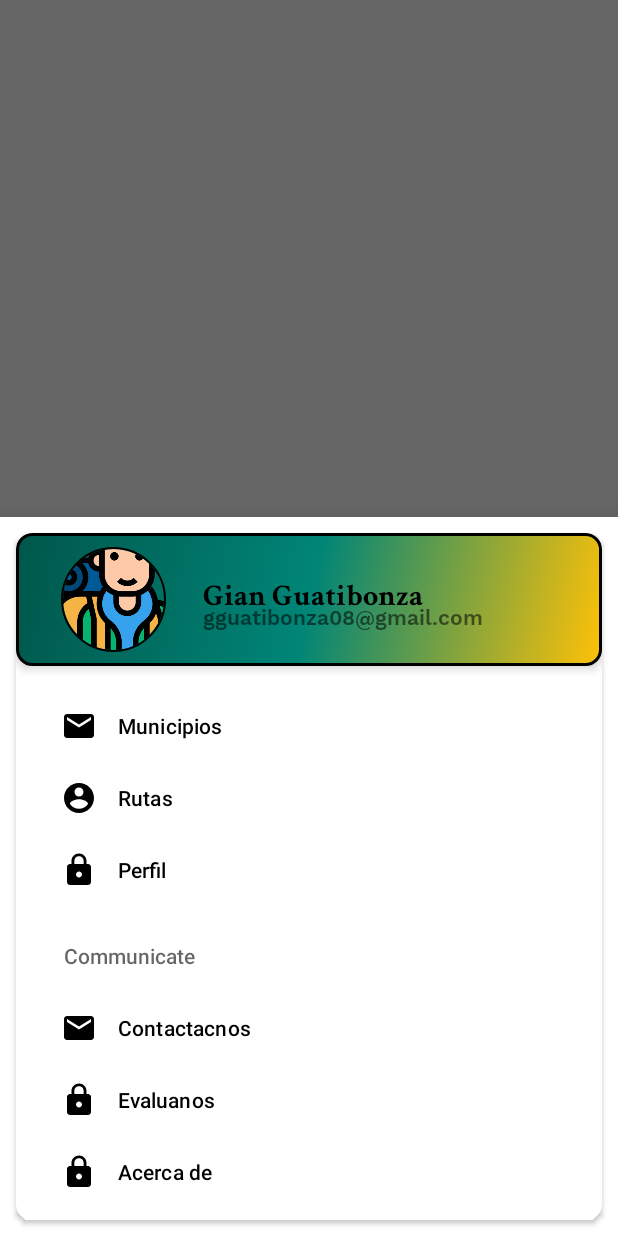
After one commit to gguatibonza08/ProyectoTesis, an Android app: the fragment menuBottomSheet placed in its activity, on a phone screen of 412 x 824 dp. The commit adds this screen. Run offline under Robolectric (Android 15) with nearby library versions, the phone set to English and light mode, and no system bars; our stand-ins replace CircleImageView.

Commit message:
menu desplegable
Se termino la interfaz y la parte logica del menu desplegable

```diff
--- /dev/null
+++ b/app/src/main/java/co/com/gguatibonza/proyectotesis/enviarMenu.java
@@ -0,0 +1,6 @@
+package co.com.gguatibonza.proyectotesis;
+
+public interface enviarMenu {
+
+    public void enviarMenu(int i);
+}
--- /dev/null
+++ b/app/src/main/res/layout/menuBottomSheet.xml
@@ -0,0 +1,92 @@
+<?xml version="1.0" encoding="utf-8"?>
+<LinearLayout xmlns:android="http://schemas.android.com/apk/res/android"
+    xmlns:app="http://schemas.android.com/apk/res-auto"
+    xmlns:tools="http://schemas.android.com/tools"
+    android:layout_width="match_parent"
+    android:layout_height="match_parent"
+    android:clipToPadding="false"
+    android:orientation="vertical"
+    android:padding="5dp"
+    tools:context=".menuBottomSheet">
+
+    <android.support.v7.widget.CardView
+        android:layout_width="match_parent"
+        android:layout_height="match_parent"
+        android:layout_margin="5dp"
+        app:cardCornerRadius="10dp">
+
+
+        <LinearLayout
+            android:layout_width="match_parent"
+            android:layout_height="match_parent"
+            android:orientation="vertical">
+
+            <LinearLayout
+                android:layout_width="match_parent"
+                android:layout_height="wrap_content"
+                android:background="@drawable/degradado"
+                android:elevation="4dp"
+                android:gravity="center"
+                android:orientation="horizontal"
+                android:padding="5dp"
+                android:weightSum="1">
+
+                <de.hdodenhof.circleimageview.CircleImageView
+                    android:layout_width="0dp"
+                    android:layout_height="70dp"
+                    android:layout_margin="4dp"
+                    android:layout_weight=".3"
+                    android:elevation="6dp"
+                    android:src="@drawable/backpacker"
+                    app:civ_border_color="@color/dark"
+                    app:civ_border_overlay="true"
+                    app:civ_border_width="2px"
+                    app:civ_circle_background_color="@color/ligthOpac" />
+
+
+                <RelativeLayout
+                    android:layout_width="0dp"
+                    android:layout_height="match_parent"
+                    android:layout_weight=".7"
+                    android:gravity="center">
+
+                    <TextView
+                        android:id="@+id/nombreUsurioBottom"
+                        android:layout_width="match_parent"
+                        android:layout_height="wrap_content"
+                        android:fontFamily="@font/crimsontextbold"
+                        android:text="Gian Guatibonza"
+                        android:textColor="@color/dark"
+                        android:textSize="20sp" />
+
+                    <TextView
+                        android:id="@+id/correoUsurioBottom"
+                        android:layout_width="match_parent"
+                        android:layout_height="wrap_content"
+                        android:layout_alignBottom="@id/nombreUsurioBottom"
+                        android:layout_marginBottom="-4dp"
+                        android:fontFamily="@font/worksanssemibold"
+                        android:text="gguatibonza08@gmail.com" />
+
+
+                </RelativeLayout>
+
+            </LinearLayout>
+
+            <android.support.design.widget.NavigationView
+                android:id="@+id/navigation"
+                android:layout_width="match_parent"
+                android:layout_height="wrap_content"
+                android:layout_gravity="bottom"
+                android:layout_marginStart="8dp"
+                android:layout_marginTop="8dp"
+                android:layout_marginEnd="8dp"
+                app:layout_constraintEnd_toEndOf="parent"
+                app:layout_constraintStart_toStartOf="parent"
+                app:layout_constraintTop_toTopOf="parent"
+                app:menu="@menu/othermenu" />
+        </LinearLayout>
+
+    </android.support.v7.widget.CardView>
+
+</LinearLayout>
--- a/app/src/main/res/menu/othermenu.xml
+++ b/app/src/main/res/menu/othermenu.xml
@@ -1,17 +1,33 @@
 <?xml version="1.0" encoding="utf-8"?>
 <menu xmlns:android="http://schemas.android.com/apk/res/android">
-    <group android:checkableBehavior="none">
+    <group android:checkableBehavior="single">
         <item
-            android:id="@+id/nav1"
+            android:id="@+id/municipioMenu"
             android:icon="@drawable/ic_email_black_24dp"
-            android:title="222" />
+            android:title="Municipios" />
         <item
-            android:id="@+id/nav2"
+            android:id="@+id/rutaMenu"
             android:icon="@drawable/ic_account_circle_black_24dp"
-            android:title="afsafa" />
+            android:title="Rutas" />
         <item
-            android:id="@+id/nav3"
+            android:id="@+id/perfilMenu"
             android:icon="@drawable/ic_lock_black_24dp"
-            android:title="fgadg" />
+            android:title="Perfil" />
     </group>
+    <item android:title="Communicate">
+        <menu>
+            <item
+                android:id="@+id/contactanosMenu"
+                android:icon="@drawable/ic_email_black_24dp"
+                android:title="Contactacnos" />
+            <item
+                android:id="@+id/calificanosMenu"
+                android:icon="@drawable/ic_lock_black_24dp"
+                android:title="Evaluanos" />
+            <item
+                android:id="@+id/acercaDeMenu"
+                android:icon="@drawable/ic_lock_black_24dp"
+                android:title="Acerca de" />
+        </menu>
+    </item>
 </menu>
```
Also changed, not shown: app/src/main/java/co/com/gguatibonza/proyectotesis/ItemListDialogFragment.java (deleted, +0 -73 lines), app/src/main/java/co/com/gguatibonza/proyectotesis/homeActivity.java (+7 -4 lines), app/src/main/java/co/com/gguatibonza/proyectotesis/menuBottomSheet.java (added, +107 -0 lines), app/src/main/res/layout/fragment_item_list_dialog.xml (deleted, +0 -270 lines).
